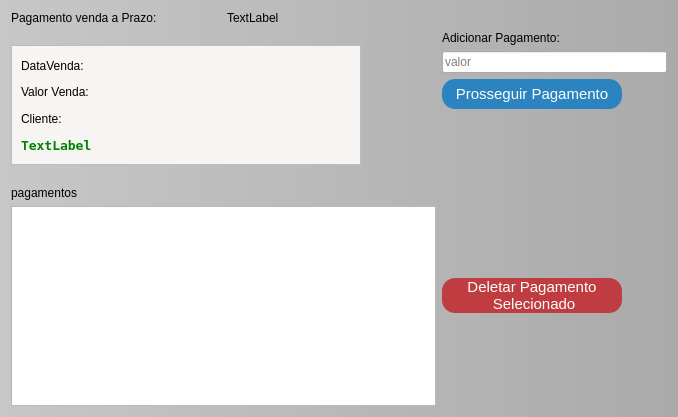
Qt form src/entradasvendasprazo.ui (GabR36/QEstoqueLoja) before a commit.
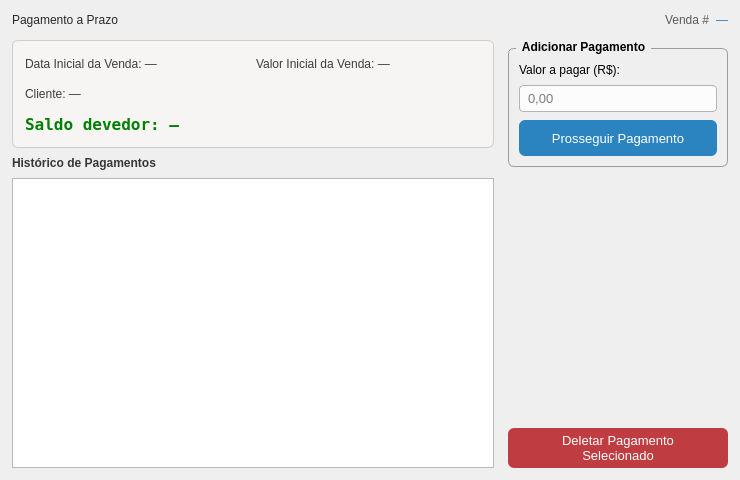
The same form after that commit. Icons and pictures are not drawn. Custom widgets are drawn as their Qt base class.

The edit to the form file:
```diff
--- a/src/entradasvendasprazo.ui
+++ b/src/entradasvendasprazo.ui
@@ -6,8 +6,8 @@
    <rect>
     <x>0</x>
     <y>0</y>
-    <width>678</width>
-    <height>417</height>
+    <width>740</width>
+    <height>480</height>
    </rect>
   </property>
   <property name="windowTitle">
@@ -17,30 +17,22 @@
    <string>Pagamentos Vendas a Prazo</string>
   </property>
   <property name="styleSheet">
-   <string notr="true">
-
-#EntradasVendasPrazo{
-background-color: rgb(199, 199, 199);
-background-color: qlineargradient(spread:pad, x1:0, y1:0, x2:1, y2:0, stop:0 rgba(199, 199, 199, 255), stop:1 rgba(170, 170, 170, 255));
-
-
-
+   <string notr="true">#EntradasVendasPrazo {
+  background-color: qlineargradient(spread:pad, x1:0, y1:0, x2:1, y2:1,
+    stop:0 rgba(210,210,210,255), stop:1 rgba(175,175,175,255));
 }
-QPushButton{
-background-color: rgb(43, 132, 191);
-color: rgb(255, 255, 255);
-font-size: 15px;
-border-radius: 13px;
-
+QPushButton {
+  background-color: rgb(43,132,191);
+  color: rgb(255,255,255);
+  font-size: 13px;
+  border-radius: 6px;
+  padding: 5px 10px;
 }
-QPushButton:disabled{
-	
-	
-	background-color: rgb(154, 153, 150);
+QPushButton:disabled {
+  background-color: rgb(154,153,150);
 }
-
-QPushButton:hover{
-	background-color: rgb(13, 92, 161);
+QPushButton:hover {
+  background-color: rgb(13,92,161);
 }
 QPushButton:pressed{
 	
@@ -49,247 +41,215 @@
 font-size: 15px;
 border-radius: 13px;
 }
-QGroupBox{
-background-color:rgb(170, 170, 170);
-
+#btn_DeletarEntrada {
+  background-color: rgb(191,61,64);
+}
+#btn_DeletarEntrada:hover {
+  background-color: rgb(139,44,47);
+}
+#btn_DeletarEntrada:pressed {
+  background-color: rgb(220,90,93);
+}
+QGroupBox {
+  background-color: rgba(0,0,0,0);
+  border: 1px solid rgb(155,155,155);
+  border-radius: 6px;
+  margin-top: 8px;
+  font-weight: bold;
+  font-size: 12px;
+}
+QGroupBox::title {
+  subcontrol-origin: margin;
+  subcontrol-position: top left;
+  left: 8px;
+  padding: 0 4px;
+}
+#frame_2 {
+  background-color: rgb(246,245,244);
+  border-radius: 6px;
+  border: 1px solid rgb(205,205,205);
+}
+CustomLineEdit, QLineEdit {
+  background-color: rgb(252,252,252);
+  border: 1px solid rgb(180,180,180);
+  border-radius: 4px;
+  padding: 4px 6px;
+  font-size: 13px;
+}
+CustomLineEdit:focus, QLineEdit:focus {
+  border: 1px solid rgb(43,132,191);
 }
 </string>
   </property>
-  <layout class="QGridLayout" name="gridLayout">
-   <item row="1" column="1">
-    <layout class="QVBoxLayout" name="verticalLayout">
+  <layout class="QVBoxLayout" name="mainLayout">
+   <property name="spacing">
+    <number>10</number>
+   </property>
+   <property name="leftMargin">
+    <number>12</number>
+   </property>
+   <property name="topMargin">
+    <number>10</number>
+   </property>
+   <property name="rightMargin">
+    <number>12</number>
+   </property>
+   <property name="bottomMargin">
+    <number>12</number>
+   </property>
+   <item>
+    <layout class="QHBoxLayout" name="headerLayout">
      <property name="spacing">
       <number>6</number>
      </property>
      <item>
-      <widget class="QLabel" name="label_8">
-       <property name="text">
-        <string>Adicionar Pagamento:</string>
+      <widget class="QLabel" name="label_6">
+       <property name="styleSheet">
+        <string notr="true">font: 700 17pt &quot;Ubuntu&quot;; color: rgb(40,40,40);</string>
        </property>
-      </widget>
-     </item>
-     <item>
-      <widget class="CustomLineEdit" name="ledit_AddValor">
-       <property name="placeholderText">
-        <string>valor</string>
-       </property>
-      </widget>
-     </item>
-     <item>
-      <widget class="QPushButton" name="btn_AddValor">
-       <property name="sizePolicy">
-        <sizepolicy hsizetype="Fixed" vsizetype="Fixed">
-         <horstretch>0</horstretch>
-         <verstretch>0</verstretch>
-        </sizepolicy>
-       </property>
-       <property name="minimumSize">
-        <size>
-         <width>150</width>
-         <height>30</height>
-        </size>
-       </property>
-       <property name="maximumSize">
-        <size>
-         <width>180</width>
-         <height>30</height>
-        </size>
-       </property>
-       <property name="sizeIncrement">
-        <size>
-         <width>150</width>
-         <height>30</height>
-        </size>
-       </property>
-       <property name="font">
-        <font>
-         <pointsize>-1</pointsize>
-        </font>
-       </property>
        <property name="text">
-        <string>Prosseguir Pagamento</string>
+        <string>Pagamento a Prazo</string>
        </property>
       </widget>
      </item>
      <item>
-      <spacer name="verticalSpacer">
+      <spacer name="headerSpacer">
        <property name="orientation">
-        <enum>Qt::Orientation::Vertical</enum>
+        <enum>Qt::Orientation::Horizontal</enum>
        </property>
        <property name="sizeHint" stdset="0">
         <size>
-         <width>20</width>
-         <height>40</height>
+         <width>40</width>
+         <height>20</height>
         </size>
        </property>
       </spacer>
      </item>
+     <item>
+      <widget class="QLabel" name="lbl_VendaPrefix">
+       <property name="styleSheet">
+        <string notr="true">font: 13pt &quot;Ubuntu&quot;; color: rgb(90,90,90);</string>
+       </property>
+       <property name="text">
+        <string>Venda #</string>
+       </property>
+      </widget>
+     </item>
+     <item>
+      <widget class="QLabel" name="label">
+       <property name="styleSheet">
+        <string notr="true">font: 700 13pt &quot;Ubuntu&quot;; color: rgb(43,132,191);</string>
+       </property>
+       <property name="text">
+        <string>—</string>
+       </property>
+      </widget>
+     </item>
     </layout>
    </item>
-   <item row="2" column="1">
-    <widget class="QPushButton" name="btn_DeletarEntrada">
-     <property name="sizePolicy">
-      <sizepolicy hsizetype="Fixed" vsizetype="Fixed">
-       <horstretch>0</horstretch>
-       <verstretch>0</verstretch>
-      </sizepolicy>
+   <item>
+    <layout class="QHBoxLayout" name="bodyLayout">
+     <property name="spacing">
+      <number>14</number>
      </property>
-     <property name="minimumSize">
-      <size>
-       <width>180</width>
-       <height>30</height>
-      </size>
-     </property>
-     <property name="styleSheet">
-      <string notr="true">#btn_DeletarEntrada{
-background-color:rgb(191, 61, 64);
-}
-#btn_DeletarEntrada:hover{
-background-color: rgb(139, 44, 47);
-}
-#btn_DeletarEntrada:pressed{
-background-color:rgb(255, 96, 99)
-
-}</string>
-     </property>
-     <property name="text">
-      <string>Deletar Pagamento 
- Selecionado</string>
-     </property>
-     <property name="icon">
-      <iconset theme="QIcon::ThemeIcon::EditDelete"/>
-     </property>
-    </widget>
-   </item>
-   <item row="1" column="0">
+     <item>
+      <layout class="QVBoxLayout" name="leftLayout">
+       <property name="spacing">
+        <number>8</number>
+       </property>
+       <item>
     <widget class="QFrame" name="frame_2">
-     <property name="sizePolicy">
-      <sizepolicy hsizetype="Fixed" vsizetype="Fixed">
-       <horstretch>0</horstretch>
-       <verstretch>0</verstretch>
-      </sizepolicy>
-     </property>
      <property name="minimumSize">
       <size>
-       <width>350</width>
-       <height>120</height>
+           <width>0</width>
+           <height>108</height>
       </size>
      </property>
      <property name="maximumSize">
       <size>
-       <width>350</width>
+           <width>16777215</width>
        <height>120</height>
       </size>
      </property>
-     <property name="styleSheet">
-      <string notr="true">background-color: rgb(246, 245, 244);</string>
-     </property>
      <property name="frameShape">
       <enum>QFrame::Shape::StyledPanel</enum>
      </property>
      <property name="frameShadow">
       <enum>QFrame::Shadow::Raised</enum>
      </property>
-     <widget class="QWidget" name="layoutWidget">
-      <property name="geometry">
-       <rect>
-        <x>10</x>
-        <y>10</y>
-        <width>331</width>
-        <height>100</height>
-       </rect>
-      </property>
-      <layout class="QVBoxLayout" name="verticalLayout_2">
-       <item>
+         <layout class="QGridLayout" name="infoGrid">
+          <property name="leftMargin">
+           <number>12</number>
+          </property>
+          <property name="topMargin">
+           <number>10</number>
+          </property>
+          <property name="rightMargin">
+           <number>12</number>
+          </property>
+          <property name="bottomMargin">
+           <number>10</number>
+          </property>
+          <property name="spacing">
+           <number>6</number>
+          </property>
+          <item row="0" column="0">
         <widget class="QLabel" name="label_3">
+            <property name="styleSheet">
+             <string notr="true">font-size: 12px; color: rgb(60,60,60);</string>
+            </property>
          <property name="text">
-          <string>DataVenda:</string>
+             <string>Data Inicial da Venda: —</string>
          </property>
         </widget>
        </item>
-       <item>
+          <item row="0" column="1">
         <widget class="QLabel" name="label_2">
+            <property name="styleSheet">
+             <string notr="true">font-size: 12px; color: rgb(60,60,60);</string>
+            </property>
          <property name="text">
-          <string>Valor Venda: </string>
+             <string>Valor Inicial da Venda: —</string>
          </property>
         </widget>
        </item>
-       <item>
+          <item row="1" column="0" colspan="2">
         <widget class="QLabel" name="label_4">
+            <property name="styleSheet">
+             <string notr="true">font-size: 12px; color: rgb(60,60,60);</string>
+            </property>
          <property name="text">
-          <string>Cliente:</string>
+             <string>Cliente: —</string>
          </property>
         </widget>
        </item>
-       <item>
+          <item row="2" column="0" colspan="2">
         <widget class="QLabel" name="label_5">
          <property name="font">
           <font>
            <family>DejaVu Sans Mono</family>
-           <pointsize>10</pointsize>
-           <italic>false</italic>
+              <pointsize>12</pointsize>
            <bold>true</bold>
           </font>
          </property>
-         <property name="layoutDirection">
-          <enum>Qt::LayoutDirection::LeftToRight</enum>
-         </property>
-         <property name="autoFillBackground">
-          <bool>false</bool>
-         </property>
          <property name="styleSheet">
           <string notr="true">color: green;</string>
          </property>
          <property name="text">
-          <string>TextLabel</string>
+             <string>Saldo devedor: —</string>
          </property>
         </widget>
        </item>
       </layout>
      </widget>
-    </widget>
-   </item>
-   <item row="0" column="0">
-    <layout class="QHBoxLayout" name="horizontalLayout">
-     <item>
-      <widget class="QLabel" name="label_6">
-       <property name="styleSheet">
-        <string notr="true">font: 700 20pt &quot;Ubuntu&quot;;
-</string>
-       </property>
-       <property name="text">
-        <string>Pagamento venda a Prazo:</string>
-       </property>
-      </widget>
-     </item>
-     <item>
-      <widget class="QLabel" name="label">
-       <property name="styleSheet">
-        <string notr="true">font: 700 20pt &quot;Ubuntu&quot;;
-</string>
-       </property>
-       <property name="text">
-        <string>TextLabel</string>
-       </property>
-      </widget>
-     </item>
-    </layout>
-   </item>
-   <item row="2" column="0">
-    <layout class="QVBoxLayout" name="verticalLayout_3">
-     <property name="spacing">
-      <number>6</number>
-     </property>
+       </item>
      <item>
       <widget class="QLabel" name="label_7">
-       <property name="sizePolicy">
-        <sizepolicy hsizetype="Preferred" vsizetype="Fixed">
-         <horstretch>0</horstretch>
-         <verstretch>0</verstretch>
-        </sizepolicy>
+         <property name="styleSheet">
+          <string notr="true">font-weight: bold; font-size: 12px; color: rgb(55,55,55);</string>
        </property>
        <property name="text">
-        <string>pagamentos</string>
+          <string>Histórico de Pagamentos</string>
        </property>
       </widget>
      </item>
@@ -303,10 +263,13 @@
        </property>
        <property name="minimumSize">
         <size>
-         <width>425</width>
-         <height>200</height>
-        </size>
-       </property>
+           <width>0</width>
+           <height>170</height>
+          </size>
+         </property>
+         <property name="styleSheet">
+          <string notr="true">QHeaderView::section { background-color: rgb(33,105,149); }</string>
+         </property>
        <property name="alternatingRowColors">
         <bool>true</bool>
        </property>
@@ -326,6 +289,111 @@
         <bool>true</bool>
        </attribute>
       </widget>
+       </item>
+      </layout>
+     </item>
+     <item>
+      <layout class="QVBoxLayout" name="rightLayout">
+       <property name="spacing">
+        <number>10</number>
+       </property>
+       <item>
+        <widget class="QGroupBox" name="groupBoxPagamento">
+         <property name="minimumSize">
+          <size>
+           <width>195</width>
+           <height>0</height>
+          </size>
+         </property>
+         <property name="maximumSize">
+          <size>
+           <width>220</width>
+           <height>16777215</height>
+          </size>
+         </property>
+         <property name="title">
+          <string>Adicionar Pagamento</string>
+         </property>
+         <layout class="QVBoxLayout" name="gbLayout">
+          <property name="spacing">
+           <number>8</number>
+          </property>
+          <property name="leftMargin">
+           <number>10</number>
+          </property>
+          <property name="topMargin">
+           <number>14</number>
+          </property>
+          <property name="rightMargin">
+           <number>10</number>
+          </property>
+          <property name="bottomMargin">
+           <number>10</number>
+          </property>
+          <item>
+           <widget class="QLabel" name="label_8">
+            <property name="styleSheet">
+             <string notr="true">font-size: 12px;</string>
+            </property>
+            <property name="text">
+             <string>Valor a pagar (R$):</string>
+            </property>
+           </widget>
+          </item>
+          <item>
+           <widget class="CustomLineEdit" name="ledit_AddValor">
+            <property name="placeholderText">
+             <string>0,00</string>
+            </property>
+           </widget>
+          </item>
+          <item>
+           <widget class="QPushButton" name="btn_AddValor">
+            <property name="minimumSize">
+             <size>
+              <width>0</width>
+              <height>36</height>
+             </size>
+            </property>
+            <property name="text">
+             <string>Prosseguir Pagamento</string>
+            </property>
+           </widget>
+          </item>
+         </layout>
+        </widget>
+       </item>
+       <item>
+        <spacer name="verticalSpacer">
+         <property name="orientation">
+          <enum>Qt::Orientation::Vertical</enum>
+         </property>
+         <property name="sizeHint" stdset="0">
+          <size>
+           <width>20</width>
+           <height>40</height>
+          </size>
+         </property>
+        </spacer>
+       </item>
+       <item>
+        <widget class="QPushButton" name="btn_DeletarEntrada">
+         <property name="minimumSize">
+          <size>
+           <width>0</width>
+           <height>40</height>
+          </size>
+         </property>
+         <property name="text">
+          <string>Deletar Pagamento
+Selecionado</string>
+         </property>
+         <property name="icon">
+          <iconset theme="QIcon::ThemeIcon::EditDelete"/>
+         </property>
+        </widget>
+       </item>
+      </layout>
      </item>
     </layout>
    </item>
```
Left out of the diff: 11 changed lines with no effect on the pictures. Lines whose indentation alone changed are shown as unchanged.
